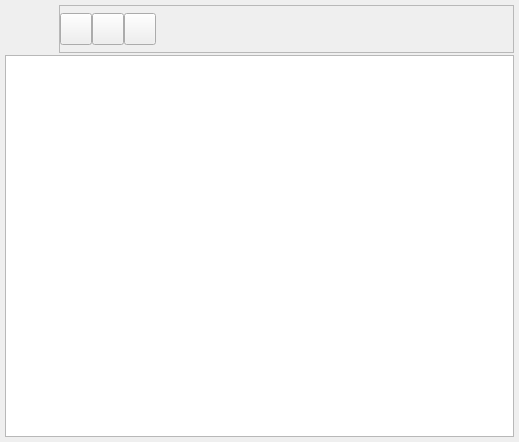
The window that bulmages/bulmacont/src/contabilidad/amortizacionesbase.ui (eboladev/Bulmages-1) describes before a commit, drawn with Qt 5.
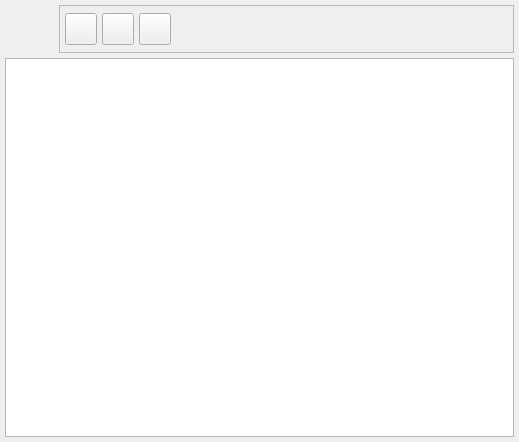
The same window after the commit. Icons and pictures are not drawn.

```diff
--- a/bulmages/bulmacont/src/contabilidad/amortizacionesbase.ui
+++ b/bulmages/bulmacont/src/contabilidad/amortizacionesbase.ui
@@ -20,7 +20,7 @@
     <number>5</number>
    </property>
    <property name="spacing" >
-    <number>2</number>
+    <number>5</number>
    </property>
    <item>
     <layout class="QHBoxLayout" >
@@ -59,10 +59,10 @@
        </property>
        <layout class="QHBoxLayout" >
         <property name="margin" >
-         <number>0</number>
+         <number>5</number>
         </property>
         <property name="spacing" >
-         <number>0</number>
+         <number>5</number>
         </property>
         <item>
          <widget class="QToolButton" name="mui_crear" >
@@ -92,8 +92,8 @@
           </property>
           <property name="iconSize" >
            <size>
-            <width>22</width>
-            <height>22</height>
+            <width>32</width>
+            <height>32</height>
            </size>
           </property>
          </widget>
@@ -126,8 +126,8 @@
           </property>
           <property name="iconSize" >
            <size>
-            <width>22</width>
-            <height>22</height>
+            <width>32</width>
+            <height>32</height>
            </size>
           </property>
          </widget>
@@ -160,8 +160,8 @@
           </property>
           <property name="iconSize" >
            <size>
-            <width>22</width>
-            <height>22</height>
+            <width>32</width>
+            <height>32</height>
            </size>
           </property>
          </widget>
```
Left out of the diff: 9 changed lines with no effect on the pictures.
